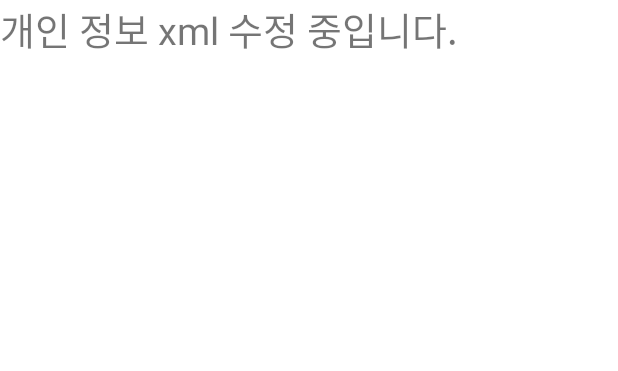
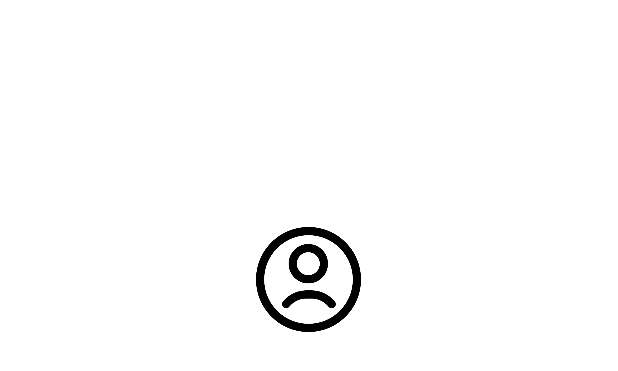
Before and after one commit to Huh21/project_with_a_jump, an Android app: the layout activity_personal_info.xml on its own in the app's theme, with its tools: preview values and no code run, on a phone screen of 412 x 824 dp. Shown: the top 371 px of the screen. Run offline under Robolectric (Android 15) with nearby library versions, the phone set to English and light mode, and no system bars.

Commit message:
회원가입, 로그인 테스트 완료(수정) (주소, 사업등록증 첨부, 영업시간 설정) -유정님 코드: daum_address.html 추가, 자바 코드 수정 -내 코드: 회원가입 시 영업시간 초기설정 가능하도록 구현

```diff
--- a/app/src/main/java/org/ict/project_with_a_jump/ChangeOfficeHour.java
+++ b/app/src/main/java/org/ict/project_with_a_jump/ChangeOfficeHour.java
@@ -141,11 +141,11 @@ public class ChangeOfficeHour extends Fragment {
                 days[13]=sun2.getText().toString();
 
                 for(int i=0; i<days.length; i+=2) {
-                    if(days[i] != null){ //입력된 값이 있다면
+                    if((days[i] != null)&&(days[i+1] != null)){
                         saveInfo(days[i],days[i+1],dayName[i],dayName[i+1],title[i/2]);
                     }
                 }
-                Toast.makeText(getContext(),"저장되었습니다.",Toast.LENGTH_SHORT).show();
+                Toast.makeText(getContext(),"영업시간이 변경되었습니다.",Toast.LENGTH_SHORT).show();
             }
         });
     }
@@ -186,4 +186,5 @@ public class ChangeOfficeHour extends Fragment {
         }
         */
     }
+
 }
--- a/app/src/main/java/org/ict/project_with_a_jump/RegisterActivity5.java
+++ b/app/src/main/java/org/ict/project_with_a_jump/RegisterActivity5.java
@@ -82,11 +82,11 @@ public class RegisterActivity5 extends AppCompatActivity {
                 days[13]=sun2.getText().toString();
 
                 for(int i=0; i<days.length; i+=2) {
-                    if(days[i] != null){ //입력된 값이 있다면
+                    if((days[i] != null)&&(days[i+1] != null)){
                         saveInfo(days[i],days[i+1],dayName[i],dayName[i+1],title[i/2]);
                     }
                 }
-                Toast.makeText(getApplicationContext(),"영업시간이 저장되었습니다.",Toast.LENGTH_SHORT).show();
+                Toast.makeText(getApplicationContext(),"영업시간이 설정되었습니다.",Toast.LENGTH_SHORT).show();
 
                 /* 로그인 화면으로 돌아가기 */
                 Intent intent=new Intent(RegisterActivity5.this, MainActivity.class);
--- a/app/src/main/res/layout/activity_personal_info.xml
+++ b/app/src/main/res/layout/activity_personal_info.xml
@@ -7,11 +7,18 @@
     android:orientation="vertical"
     tools:context=".PersonalInfo">
 
-    <TextView
-        android:id="@+id/textView"
-        android:layout_width="match_parent"
-        android:layout_height="wrap_content"
-        android:text="개인 정보 xml 수정 중입니다."
-        android:textSize="25sp" />
+    <ImageView
+        android:id="@+id/profile"
+        android:layout_width="70dp"
+        android:layout_height="70dp"
+        android:layout_gravity="center"
+        android:layout_marginTop="151dp"
+        android:layout_marginBottom="18dp"
+        android:src="@drawable/profile"
+        app:layout_constraintBottom_toTopOf="@+id/name"
+        app:layout_constraintEnd_toEndOf="parent"
+        app:layout_constraintStart_toStartOf="parent"
+        app:layout_constraintTop_toTopOf="parent" />
+
 
 </LinearLayout>
```
